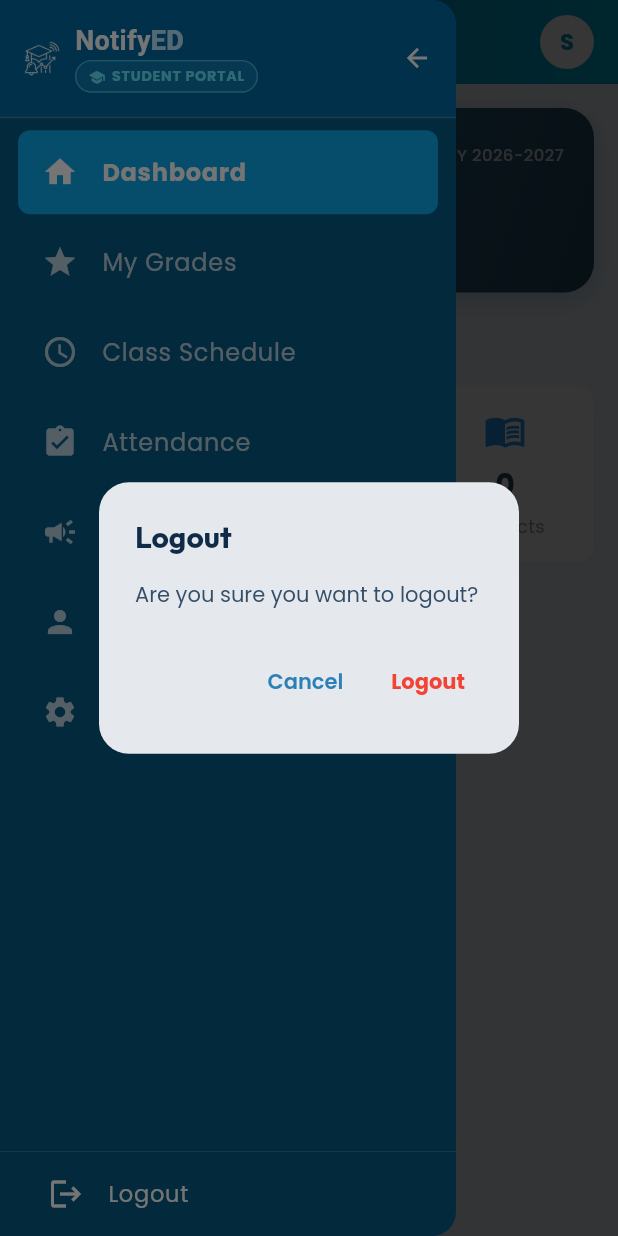
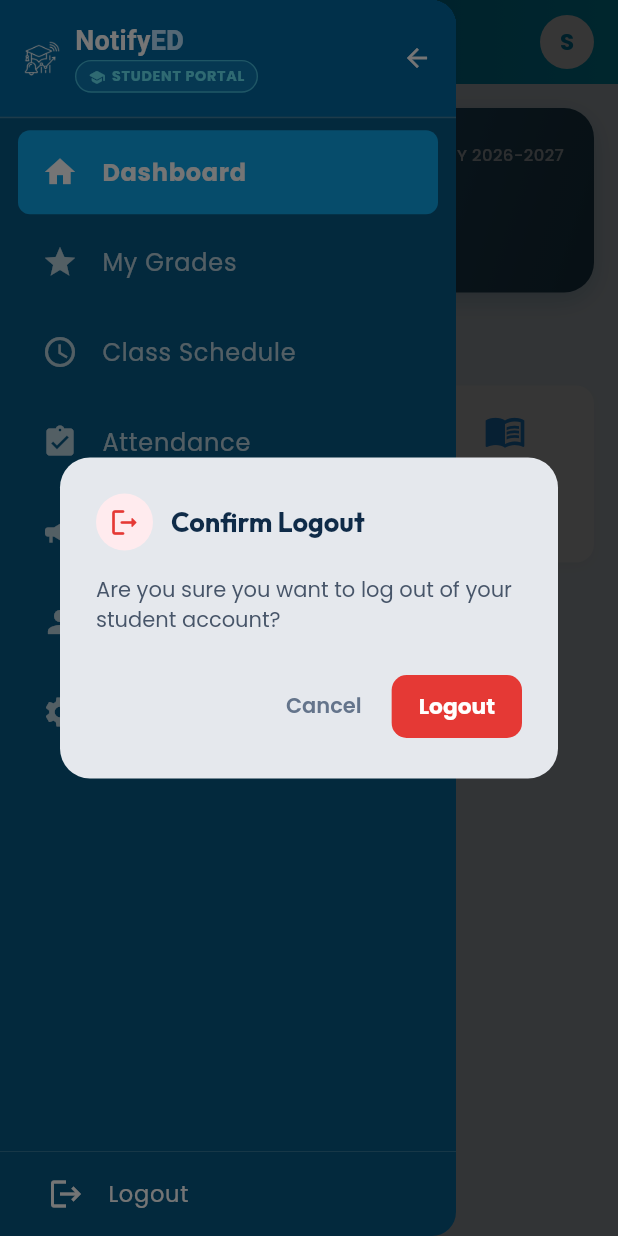
Before and after one commit to HanZeYoo/Academic_System, a Flutter app: the StudentDashboardScreen screen opened directly, after a tap on the "menu" icon, after a tap on "Logout", on a phone screen of 412 x 824 dp. Run offline on Flutter 3.47's test engine with Material 3 defaults, Android fonts, the phone set to English and light mode, and no system bars; our stand-ins replace csv, file_picker, firebase_core, firebase_messaging, fl_chart, flutter_local_notifications and 8 more; missing offline and left inert: dart:html, excel, mailer, nfc_manager; accounts and stored records are empty.

Commit message:
AI Chat auto-scroll and  Modern Logout Dialog / Exit Protection

```diff
--- a/lib/main.dart
+++ b/lib/main.dart
@@ -33,7 +33,7 @@ void main() async {
 
   await Supabase.initialize(
     url: 'https://vslqselpnkpghtpnxryg.supabase.co',
-    anonKey: 'sb_publishable_qAfWW1fw67Xb85gAtWyBZg_sKB-ISaW',
+    publishableKey: 'sb_publishable_qAfWW1fw67Xb85gAtWyBZg_sKB-ISaW',
   );
 
   // Request Permissions and Get Token (Mobile only)
--- a/lib/screens/student_dashboard_screen.dart
+++ b/lib/screens/student_dashboard_screen.dart
@@ -256,18 +256,48 @@ class _StudentDashboardScreenState extends State<StudentDashboardScreen> {
     final result = await showDialog<bool>(
       context: context,
       builder: (context) => AlertDialog(
-        title: const Text('Logout'),
-        content: const Text('Are you sure you want to logout?'),
+        shape: RoundedRectangleBorder(borderRadius: BorderRadius.circular(20)),
+        title: Row(
+          children: [
+            Container(
+              padding: const EdgeInsets.all(8),
+              decoration: BoxDecoration(
+                color: Colors.red.shade50,
+                shape: BoxShape.circle,
+              ),
+              child: Icon(Icons.logout_rounded, color: Colors.red.shade600, size: 22),
+            ),
+            const SizedBox(width: 12),
+            Text(
+              'Confirm Logout',
+              style: GoogleFonts.outfit(fontWeight: FontWeight.bold, fontSize: 18),
+            ),
+          ],
+        ),
+        content: Text(
+          'Are you sure you want to log out of your student account?',
+          style: GoogleFonts.poppins(fontSize: 14, color: const Color(0xFF475569)),
+        ),
         actions: [
           TextButton(
             onPressed: () => Navigator.pop(context, false),
-            child: const Text('Cancel'),
+            child: Text(
+              'Cancel',
+              style: GoogleFonts.poppins(fontWeight: FontWeight.w600, color: const Color(0xFF64748B)),
             ),
-          TextButton(
+          ),
+          ElevatedButton(
             onPressed: () => Navigator.pop(context, true),
-            child: const Text(
+            style: ElevatedButton.styleFrom(
+              backgroundColor: Colors.red.shade600,
+              foregroundColor: Colors.white,
+              elevation: 0,
+              padding: const EdgeInsets.symmetric(horizontal: 18, vertical: 10),
+              shape: RoundedRectangleBorder(borderRadius: BorderRadius.circular(10)),
+            ),
+            child: Text(
               'Logout',
-              style: TextStyle(color: Colors.red),
+              style: GoogleFonts.poppins(fontWeight: FontWeight.bold),
             ),
           ),
         ],
@@ -281,7 +311,7 @@ class _StudentDashboardScreenState extends State<StudentDashboardScreen> {
     final roleTheme = RoleTheme.studentTheme;
     return PopScope(
       canPop: false,
-      onPopInvoked: (didPop) async {
+      onPopInvokedWithResult: (didPop, result) async {
         if (didPop) return;
         if (_selectedMenu != 'Dashboard') {
           setState(() {
@@ -483,36 +513,16 @@ class _StudentDashboardScreenState extends State<StudentDashboardScreen> {
                       'Logout',
                       style: TextStyle(color: Colors.white, fontSize: 15),
                     ),
-                    onTap: () {
-                      showDialog(
-                        context: context,
-                        builder: (context) => AlertDialog(
-                          shape: RoundedRectangleBorder(borderRadius: BorderRadius.circular(20)),
-                          title: Text('Logout', style: GoogleFonts.outfit(fontWeight: FontWeight.bold)),
-                          content: Text('Are you sure you want to logout?', style: GoogleFonts.poppins(fontSize: 14)),
-                          actions: [
-                            TextButton(
-                              onPressed: () => Navigator.pop(context),
-                              child: Text('Cancel', style: GoogleFonts.poppins(fontWeight: FontWeight.w600)),
-                            ),
-                            TextButton(
-                              onPressed: () {
-                                Navigator.pop(context); // Close dialog
+                    onTap: () async {
+                      final shouldLogout = await _showLogoutDialog();
+                      if (shouldLogout && mounted) {
                         Navigator.pushReplacement(
                           context,
                           MaterialPageRoute(
                             builder: (context) => const LoginScreen(isLoggingOut: true),
                           ),
                         );
-                              },
-                              child: Text(
-                                'Logout',
-                                style: GoogleFonts.poppins(color: Colors.red, fontWeight: FontWeight.bold),
-                              ),
-                            ),
-                          ],
-                        ),
-                      );
+                      }
                     },
                   ),
                 ),
```
Also changed, not shown: lib/screens/parent_dashboard_screen.dart (+96 -49 lines). Lines whose indentation alone changed are shown as unchanged.
